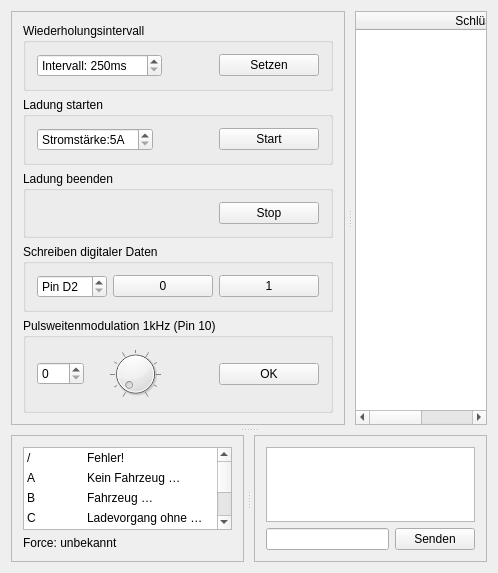
This is Client/Desktop/EVSE/evsewindow.ui in agrippa1994/mobile_evse as Qt 5 draws it before an edit. The edited form follows.
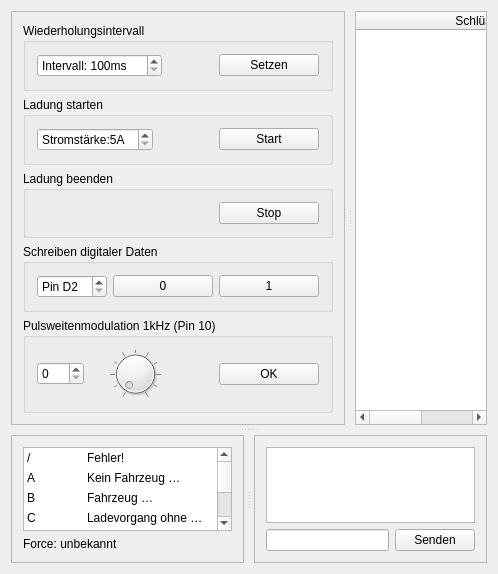
This is the edited form.

Commit message: Arduino     includes leicht abgeändert     Format abgeändert     EVSE-Logik abgeändert iOS     Ladung starten / Ladung stoppen Tab -> Ladestatus einsehbar Desktop     Zeitintervall ist standardmäßig auf 100ms

```diff
--- a/Client/Desktop/EVSE/evsewindow.ui
+++ b/Client/Desktop/EVSE/evsewindow.ui
@@ -7,7 +7,7 @@
     <x>0</x>
     <y>0</y>
     <width>498</width>
-    <height>573</height>
+    <height>574</height>
    </rect>
   </property>
   <property name="windowTitle">
@@ -55,11 +55,14 @@
               <string>Intervall: </string>
              </property>
              <property name="minimum">
-              <number>250</number>
+              <number>100</number>
              </property>
              <property name="maximum">
               <number>19999</number>
              </property>
+             <property name="value">
+              <number>100</number>
+             </property>
             </widget>
            </item>
            <item row="0" column="2">
```
The commit also changes 7 other files.
